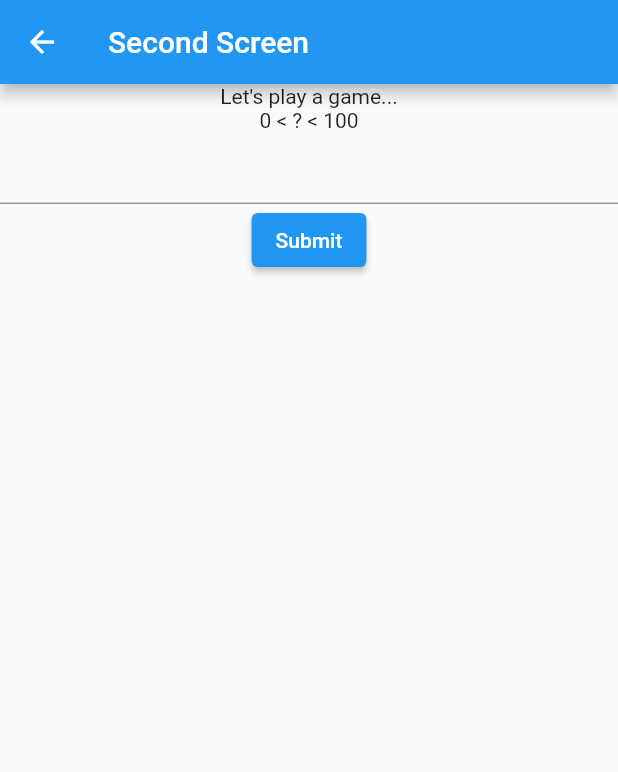
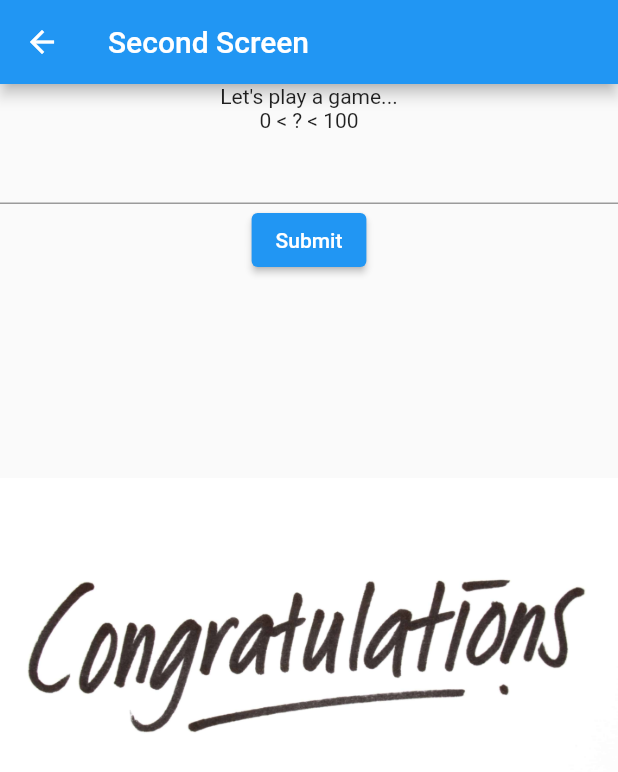
Before and after one commit to flutter-kurz-2/druha_lekce, a Flutter app: the SecondScreen screen opened directly, on a phone screen of 412 x 824 dp. Shown: the top 772 px of the screen. Run offline on Flutter 3.47's test engine with Material 2 defaults, Android fonts, the phone set to English and light mode, and no system bars.

```diff
--- a/lib/screens/second_screen.dart
+++ b/lib/screens/second_screen.dart
@@ -49,6 +49,10 @@ class _SecondScreenState extends State<SecondScreen> {
         title: const Text("Second Screen"),
       ),
       body: Container(
+        decoration: const BoxDecoration(
+          image: DecorationImage(
+              image: AssetImage("assets/images/congrats.png")),
+        ),
         child: Column(
           children: <Widget>[
             if (!won) const Text("Let's play a game..."),
--- a/pubspec.yaml
+++ b/pubspec.yaml
@@ -58,8 +58,8 @@ flutter:
   uses-material-design: true
 
   # To add assets to your application, add an assets section, like this:
-  # assets:
-  #   - images/a_dot_burr.jpeg
+  assets:
+     - assets/images/congrats.png
   #   - images/a_dot_ham.jpeg
 
   # An image asset can refer to one or more resolution-specific "variants", see
```
Also changed, not shown: assets/images/congrats.png (added).
